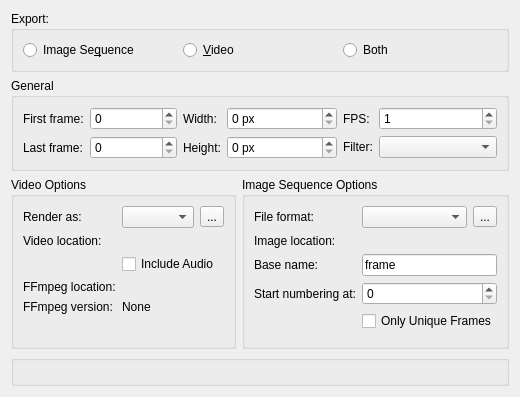
Before: the Qt Designer form libs/ui/animation/wdg_animationrenderer.ui in KDE/krita, drawn with Qt 5.
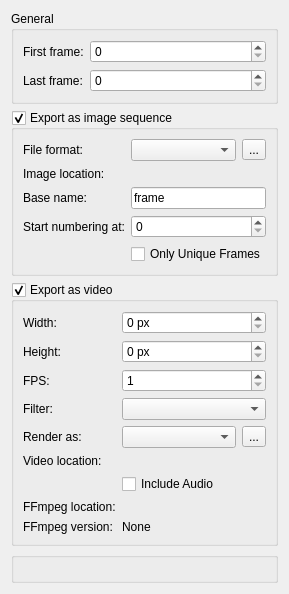
After: the same form once the commit is applied. Custom widgets are drawn as their Qt base class.

Commit message:
KisDlgAnimationRenderer: port to group boxes, automatic enable management, and fix control tabbing
Part-of: <https://invent.kde.org/graphics/krita/-/merge_requests/1772>

```diff
--- a/libs/ui/animation/wdg_animationrenderer.ui
+++ b/libs/ui/animation/wdg_animationrenderer.ui
@@ -10,57 +10,12 @@
    <string>Animation Renderer Image</string>
   </property>
   <layout class="QVBoxLayout" name="verticalLayout_3">
-   <item>
-    <widget class="QGroupBox" name="grpExportType">
-     <property name="title">
-      <string>Export:</string>
-     </property>
-     <layout class="QHBoxLayout" name="horizontalLayout">
-      <item>
-       <widget class="QRadioButton" name="shouldExportOnlyImageSequence">
-        <property name="text">
-         <string>Image Se&amp;quence</string>
-        </property>
-       </widget>
-      </item>
-      <item>
-       <widget class="QRadioButton" name="shouldExportOnlyVideo">
-        <property name="text">
-         <string>&amp;Video</string>
-        </property>
-       </widget>
-      </item>
-      <item>
-       <widget class="QRadioButton" name="shouldExportAll">
-        <property name="text">
-         <string>Both</string>
-        </property>
-       </widget>
-      </item>
-     </layout>
-    </widget>
-   </item>
    <item>
     <widget class="QGroupBox" name="grpGeneralOptions">
      <property name="title">
       <string>General</string>
      </property>
-     <layout class="QGridLayout" name="gridLayout" columnstretch="1,1,1">
-      <item row="0" column="0">
-       <widget class="QWidget" name="widget_2" native="true">
         <layout class="QFormLayout" name="formLayout_3">
-         <property name="leftMargin">
-          <number>0</number>
-         </property>
-         <property name="topMargin">
-          <number>0</number>
-         </property>
-         <property name="rightMargin">
-          <number>0</number>
-         </property>
-         <property name="bottomMargin">
-          <number>0</number>
-         </property>
          <item row="0" column="0">
           <widget class="QLabel" name="label_3">
            <property name="text">
@@ -88,21 +43,100 @@
         </layout>
        </widget>
       </item>
+   <item>
+    <widget class="QGroupBox" name="shouldExportOnlyImageSequence">
+     <property name="title">
+      <string>Export as image sequence</string>
+     </property>
+     <property name="checkable">
+      <bool>true</bool>
+     </property>
+     <layout class="QFormLayout" name="formLayout_2">
+      <item row="0" column="0">
+       <widget class="QLabel" name="label_8">
+        <property name="text">
+         <string>File format:</string>
+        </property>
+       </widget>
+      </item>
       <item row="0" column="1">
-       <widget class="QWidget" name="widget" native="true">
-        <layout class="QFormLayout" name="formLayout_4">
-         <property name="leftMargin">
-          <number>0</number>
-         </property>
-         <property name="topMargin">
-          <number>0</number>
-         </property>
-         <property name="rightMargin">
-          <number>0</number>
-         </property>
-         <property name="bottomMargin">
-          <number>0</number>
-         </property>
+       <layout class="QHBoxLayout" name="horizontalLayout_2">
+        <item>
+         <widget class="QComboBox" name="cmbMimetype">
+          <property name="toolTip">
+           <string>Select the file format for the image sequence. If you want to render to video or animated gif, you can only select PNG</string>
+          </property>
+         </widget>
+        </item>
+        <item>
+         <widget class="QToolButton" name="bnExportOptions">
+          <property name="toolTip">
+           <string>Select the frame export options</string>
+          </property>
+          <property name="text">
+           <string>...</string>
+          </property>
+         </widget>
+        </item>
+       </layout>
+      </item>
+      <item row="1" column="0">
+       <widget class="QLabel" name="label_2">
+        <property name="text">
+         <string>Image location:</string>
+        </property>
+       </widget>
+      </item>
+      <item row="1" column="1">
+       <widget class="KisFileNameRequester" name="dirRequester" native="true"/>
+      </item>
+      <item row="2" column="0">
+       <widget class="QLabel" name="label">
+        <property name="text">
+         <string>Base name:</string>
+        </property>
+       </widget>
+      </item>
+      <item row="2" column="1">
+       <widget class="QLineEdit" name="txtBasename">
+        <property name="text">
+         <string>frame</string>
+        </property>
+       </widget>
+      </item>
+      <item row="3" column="0">
+       <widget class="QLabel" name="label_5">
+        <property name="text">
+         <string>Start numbering at:</string>
+        </property>
+       </widget>
+      </item>
+      <item row="3" column="1">
+       <widget class="QSpinBox" name="sequenceStart">
+        <property name="maximum">
+         <number>999</number>
+        </property>
+       </widget>
+      </item>
+      <item row="4" column="1">
+       <widget class="QCheckBox" name="chkOnlyUniqueFrames">
+        <property name="text">
+         <string>Only Unique Frames</string>
+        </property>
+       </widget>
+      </item>
+     </layout>
+    </widget>
+   </item>
+   <item>
+    <widget class="QGroupBox" name="shouldExportOnlyVideo">
+     <property name="title">
+      <string>Export as video</string>
+     </property>
+     <property name="checkable">
+      <bool>true</bool>
+     </property>
+     <layout class="QFormLayout" name="formLayout">
          <item row="0" column="0">
           <widget class="QLabel" name="lblWidth">
            <property name="text">
@@ -131,32 +165,14 @@
            </property>
           </widget>
          </item>
-        </layout>
-       </widget>
-      </item>
-      <item row="0" column="2">
-       <widget class="QWidget" name="widget_3" native="true">
-        <layout class="QFormLayout" name="formLayout_5">
-         <property name="leftMargin">
-          <number>0</number>
-         </property>
-         <property name="topMargin">
-          <number>0</number>
-         </property>
-         <property name="rightMargin">
-          <number>0</number>
-         </property>
-         <property name="bottomMargin">
-          <number>0</number>
-         </property>
-         <item row="0" column="0">
+      <item row="2" column="0">
           <widget class="QLabel" name="fpsLabel">
            <property name="text">
             <string>FPS:</string>
            </property>
           </widget>
          </item>
-         <item row="0" column="1">
+      <item row="2" column="1">
           <widget class="QSpinBox" name="intFramesPerSecond">
            <property name="minimum">
             <number>1</number>
@@ -166,51 +182,24 @@
            </property>
           </widget>
          </item>
-         <item row="1" column="0">
+      <item row="3" column="0">
           <widget class="QLabel" name="scaleFilterLabel">
            <property name="text">
             <string comment="Resize intepolation method list label">Filter:</string>
            </property>
           </widget>
          </item>
-         <item row="1" column="1">
+      <item row="3" column="1">
           <widget class="QComboBox" name="cmbScaleFilter"/>
          </item>
-        </layout>
-       </widget>
-      </item>
-     </layout>
-    </widget>
-   </item>
-   <item>
-    <widget class="QWidget" name="grpOptionsByType" native="true">
-     <layout class="QHBoxLayout" name="horizontalLayout_5" stretch="1,1">
-      <property name="leftMargin">
-       <number>0</number>
-      </property>
-      <property name="topMargin">
-       <number>0</number>
-      </property>
-      <property name="rightMargin">
-       <number>0</number>
-      </property>
-      <property name="bottomMargin">
-       <number>0</number>
-      </property>
-      <item>
-       <widget class="QGroupBox" name="videoOptionsGroup">
-        <property name="title">
-         <string>Video Options</string>
-        </property>
-        <layout class="QFormLayout" name="formLayout">
-         <item row="0" column="0">
+      <item row="4" column="0">
           <widget class="QLabel" name="label_6">
            <property name="text">
             <string>Render as:</string>
            </property>
           </widget>
          </item>
-         <item row="0" column="1">
+      <item row="4" column="1">
           <layout class="QHBoxLayout" name="horizontalLayout_3">
            <item>
             <widget class="QComboBox" name="cmbRenderType"/>
@@ -227,158 +216,47 @@
            </item>
           </layout>
          </item>
-         <item row="1" column="0">
+      <item row="5" column="0">
           <widget class="QLabel" name="label_7">
            <property name="text">
             <string>Video location:</string>
            </property>
           </widget>
          </item>
-         <item row="1" column="1">
+      <item row="5" column="1">
           <widget class="KisFileNameRequester" name="videoFilename" native="true"/>
          </item>
-         <item row="2" column="1">
+      <item row="6" column="1">
           <widget class="QCheckBox" name="chkIncludeAudio">
            <property name="text">
             <string>Include Audio</string>
            </property>
           </widget>
          </item>
-         <item row="3" column="0">
+      <item row="7" column="0">
           <widget class="QLabel" name="label_9">
            <property name="text">
             <string>FFmpeg location:</string>
            </property>
           </widget>
          </item>
-         <item row="3" column="1">
+      <item row="7" column="1">
           <widget class="KisFileNameRequester" name="ffmpegLocation" native="true"/>
          </item>
-         <item row="4" column="0">
+      <item row="8" column="0">
           <widget class="QLabel" name="label_10">
            <property name="text">
             <string>FFmpeg version:</string>
            </property>
           </widget>
          </item>
-         <item row="4" column="1">
+      <item row="8" column="1">
           <widget class="QLabel" name="lblFFMpegVersion">
            <property name="text">
             <string>None</string>
            </property>
           </widget>
          </item>
-         <item row="5" column="0" colspan="2">
-          <spacer name="verticalSpacer">
-           <property name="orientation">
-            <enum>Qt::Vertical</enum>
-           </property>
-           <property name="sizeHint" stdset="0">
-            <size>
-             <width>0</width>
-             <height>0</height>
-            </size>
-           </property>
-          </spacer>
-         </item>
-        </layout>
-       </widget>
-      </item>
-      <item>
-       <widget class="QGroupBox" name="imageSequenceOptionsGroup">
-        <property name="title">
-         <string>Image Sequence Options</string>
-        </property>
-        <layout class="QFormLayout" name="formLayout_2">
-         <item row="0" column="0">
-          <widget class="QLabel" name="label_8">
-           <property name="text">
-            <string>File format:</string>
-           </property>
-          </widget>
-         </item>
-         <item row="0" column="1">
-          <layout class="QHBoxLayout" name="horizontalLayout_2">
-           <item>
-            <widget class="QComboBox" name="cmbMimetype">
-             <property name="toolTip">
-              <string>Select the file format for the image sequence. If you want to render to video or animated gif, you can only select PNG</string>
-             </property>
-            </widget>
-           </item>
-           <item>
-            <widget class="QToolButton" name="bnExportOptions">
-             <property name="toolTip">
-              <string>Select the frame export options</string>
-             </property>
-             <property name="text">
-              <string>...</string>
-             </property>
-            </widget>
-           </item>
-          </layout>
-         </item>
-         <item row="1" column="0">
-          <widget class="QLabel" name="label_2">
-           <property name="text">
-            <string>Image location:</string>
-           </property>
-          </widget>
-         </item>
-         <item row="1" column="1">
-          <widget class="KisFileNameRequester" name="dirRequester" native="true"/>
-         </item>
-         <item row="2" column="0">
-          <widget class="QLabel" name="label">
-           <property name="text">
-            <string>Base name:</string>
-           </property>
-          </widget>
-         </item>
-         <item row="2" column="1">
-          <widget class="QLineEdit" name="txtBasename">
-           <property name="text">
-            <string>frame</string>
-           </property>
-          </widget>
-         </item>
-         <item row="3" column="0">
-          <widget class="QLabel" name="label_5">
-           <property name="text">
-            <string>Start numbering at:</string>
-           </property>
-          </widget>
-         </item>
-         <item row="3" column="1">
-          <widget class="QSpinBox" name="sequenceStart">
-           <property name="maximum">
-            <number>999</number>
-           </property>
-          </widget>
-         </item>
-         <item row="4" column="1">
-          <widget class="QCheckBox" name="chkOnlyUniqueFrames">
-           <property name="text">
-            <string>Only Unique Frames</string>
-           </property>
-          </widget>
-         </item>
-         <item row="5" column="0" colspan="2">
-          <spacer name="verticalSpacer_2">
-           <property name="orientation">
-            <enum>Qt::Vertical</enum>
-           </property>
-           <property name="sizeHint" stdset="0">
-            <size>
-             <width>0</width>
-             <height>0</height>
-            </size>
-           </property>
-          </spacer>
-         </item>
-        </layout>
-       </widget>
-      </item>
      </layout>
     </widget>
    </item>
@@ -398,18 +276,18 @@
   </layout>
  </widget>
  <customwidgets>
-  <customwidget>
-   <class>KisFileNameRequester</class>
-   <extends>QWidget</extends>
-   <header>kis_file_name_requester.h</header>
-   <container>1</container>
-  </customwidget>
   <customwidget>
    <class>KisWarningBlock</class>
    <extends>QGroupBox</extends>
    <header location="global">kis_warning_block.h</header>
    <container>1</container>
   </customwidget>
+  <customwidget>
+   <class>KisFileNameRequester</class>
+   <extends>QWidget</extends>
+   <header location="global">kis_file_name_requester.h</header>
+   <container>1</container>
+  </customwidget>
  </customwidgets>
  <tabstops>
   <tabstop>cmbMimetype</tabstop>
```
Left out of the diff: 14 changed lines with no effect on the pictures. Lines whose indentation alone changed are shown as unchanged. The commit also changes 1 other file.
